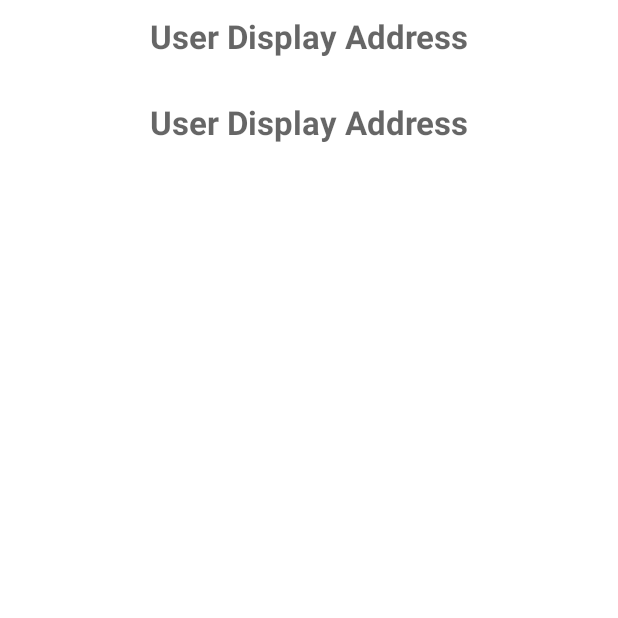
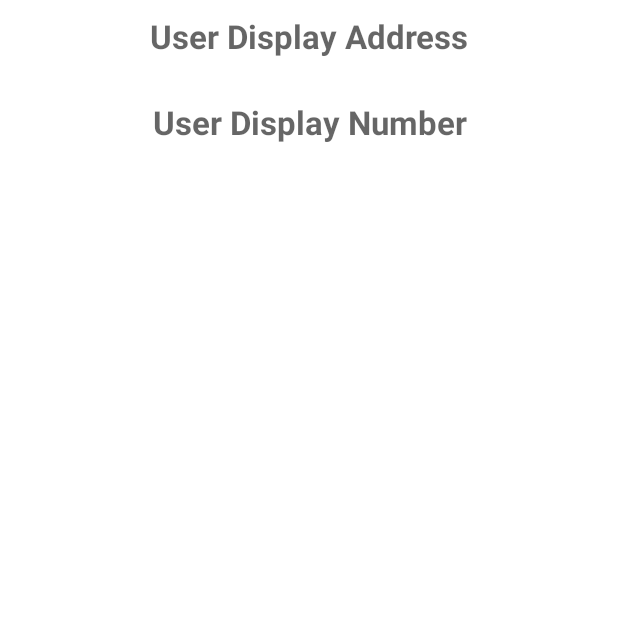
Before and after one commit to OberonVortigern/Fragment, an Android app: the screen it shows after launch (MainActivity), tab 2 chosen, on a phone screen of 412 x 824 dp, the part 602-1220 px from its top. Run offline under Robolectric (Android 15) with nearby library versions, the phone set to English and light mode, and no system bars.

Commit message:
fragment

```diff
--- a/app/src/main/java/com/example/fragment/FirstFragment.java
+++ b/app/src/main/java/com/example/fragment/FirstFragment.java
@@ -43,9 +43,6 @@ public class FirstFragment extends Fragment {
         super.onViewCreated(view, savedInstanceState);
         TextInputEditText nameEditText =
                 view.findViewById(R.id.textInputTextName);
-        TextInputEditText addressEditText =
-                view.findViewById(R.id.textInputTextAlamat);
-// Add Text Watcher on name input text
         nameEditText.addTextChangedListener(new TextWatcher() {
             @Override public void beforeTextChanged(CharSequence charSequence, int
                     i, int i1, int i2) {
@@ -58,5 +55,41 @@ public class FirstFragment extends Fragment {
             }
 
         });
+
+// Add Text Watcher on name input text
+
+        TextInputEditText alamatEditText =
+                view.findViewById(R.id.textInputTextAlamat);
+
+// Add Text Watcher on name input text
+        alamatEditText.addTextChangedListener(new TextWatcher() {
+            @Override public void beforeTextChanged(CharSequence charSequence, int
+                    i, int i1, int i2) {
+            }
+            @Override public void onTextChanged(CharSequence charSequence, int i,
+                                                int i1, int i2) {
+                pageViewModel.setAlamat(charSequence.toString());
+            }
+            @Override public void afterTextChanged(Editable editable) {
+            }
+
+        });
+
+        TextInputEditText numberEditText =
+                view.findViewById(R.id.textInputNomor);
+
+// Add Text Watcher on name input text
+        numberEditText.addTextChangedListener(new TextWatcher() {
+            @Override public void beforeTextChanged(CharSequence charSequence, int
+                    i, int i1, int i2) {
+            }
+            @Override public void onTextChanged(CharSequence charSequence, int i,
+                                                int i1, int i2) {
+                pageViewModel.setNumber(charSequence.toString());
+            }
+            @Override public void afterTextChanged(Editable editable) {
+            }
+
+        });
     }
 }
--- a/app/src/main/java/com/example/fragment/PageViewModel.java
+++ b/app/src/main/java/com/example/fragment/PageViewModel.java
@@ -12,4 +12,22 @@ public class PageViewModel extends ViewModel {
     public LiveData<String> getName() {
         return mName;
     }
+
+    private MutableLiveData<String> mAlamat = new MutableLiveData<>();
+    public void setAlamat(String alamat ) {
+        mAlamat.setValue(alamat);
+    }
+    public LiveData<String> getAlamat() {
+        return mAlamat;
+    }
+
+    private MutableLiveData<String> mNumber = new MutableLiveData<>();
+    public void setNumber(String number ) {
+        mNumber.setValue(number);
+    }
+    public LiveData<String> getNumber() {
+        return mNumber;
+    }
+
+
 }
--- a/app/src/main/java/com/example/fragment/SecondFragment.java
+++ b/app/src/main/java/com/example/fragment/SecondFragment.java
@@ -20,6 +20,8 @@ import androidx.lifecycle.ViewModelProviders;
 public class SecondFragment extends Fragment {
     private PageViewModel pageViewModel;
     private TextView txtName;
+    private TextView txtAlamat;
+    private TextView txtNumber;
 
 
     // TODO: Rename parameter arguments, choose names that match
@@ -63,5 +65,21 @@ public class SecondFragment extends Fragment {
                         txtName.setText(s);
                     }
                 });
+        txtAlamat = view.findViewById(R.id.textViewAddress);
+        pageViewModel.getAlamat().observe(requireActivity(), new
+                Observer<String>() {
+                    @Override
+                    public void onChanged(@Nullable String s) {
+                        txtAlamat.setText(s);
+                    }
+                });
+        txtNumber = view.findViewById(R.id.textViewnumber);
+        pageViewModel.getNumber().observe(requireActivity(), new
+                Observer<String>() {
+                    @Override
+                    public void onChanged(@Nullable String s) {
+                        txtNumber.setText(s);
+                    }
+                });
     }
 }
--- /dev/null
+++ b/app/src/main/java/com/example/fragment/SplashScreen.java
@@ -0,0 +1,34 @@
+package com.example.fragment;
+
+
+import android.content.Intent;
+import android.os.Build;
+import android.os.Bundle;
+import android.os.Handler;
+import android.view.Window;
+import android.view.WindowManager;
+import android.widget.TextView;
+
+import androidx.appcompat.app.AppCompatActivity;
+import androidx.core.content.ContextCompat;
+
+public class SplashScreen extends AppCompatActivity {
+
+    @Override
+    protected void onCreate(Bundle savedInstanceState) {
+        super.onCreate(savedInstanceState);
+
+        //menghilangkan ActionBar
+        this.requestWindowFeature(Window.FEATURE_NO_TITLE);
+        setContentView(R.layout.activity_splash_screen);
+
+        final Handler handler = new Handler();
+        handler.postDelayed(new Runnable() {
+            @Override
+            public void run() {
+                startActivity(new Intent(getApplicationContext(), MainActivity.class));
+                finish();
+            }
+        }, 3000L); //3000 L = 3 detik
+    }
+}
--- a/app/src/main/res/layout/fragment_second.xml
+++ b/app/src/main/res/layout/fragment_second.xml
@@ -53,11 +53,12 @@
         app:layout_constraintTop_toBottomOf="@+id/textViewName" />
 
     <TextView
+        android:id="@+id/textViewnumber"
         android:layout_width="0dp"
         android:layout_height="wrap_content"
         android:layout_marginTop="28dp"
         android:gravity="center"
-        android:hint="User Display Address"
+        android:hint="User Display Number"
         android:textColor="@color/black"
         android:textSize="22sp"
         android:textStyle="bold"
```
Also changed, not shown: app/src/main/AndroidManifest.xml (+8 -2 lines), app/src/main/res/layout/activity_splash_screen.xml (added, +21 -0 lines), app/src/main/res/drawable-v24/artoria.jpg (added), app/src/main/res/drawable-v24/pp.png (added).
